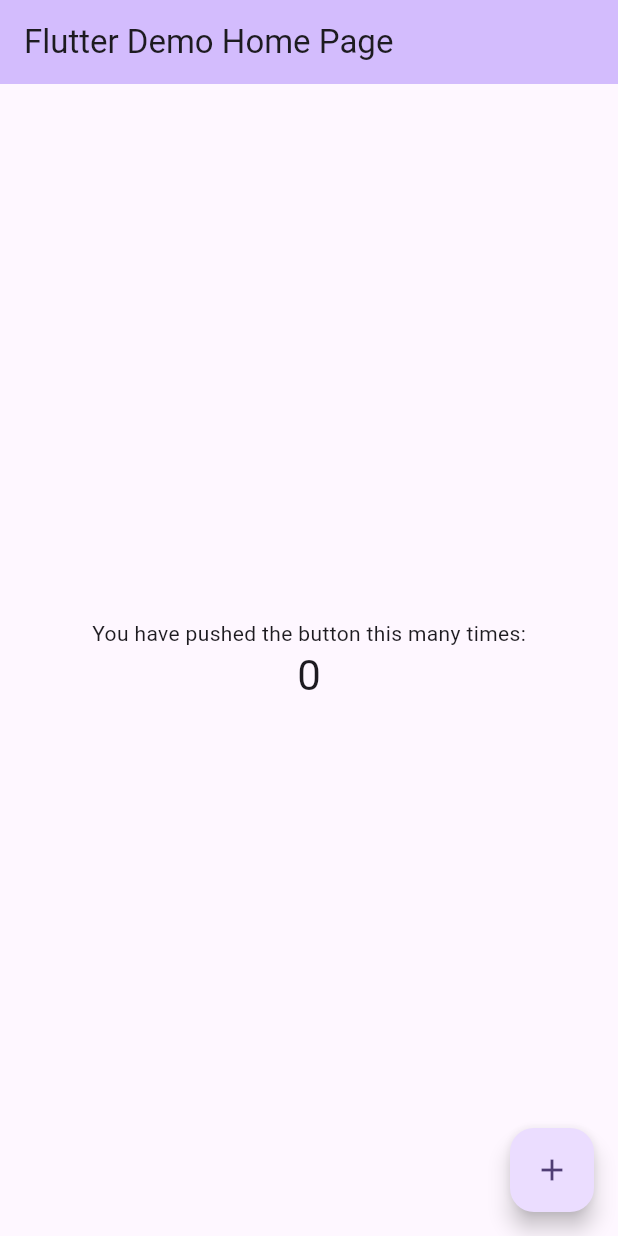
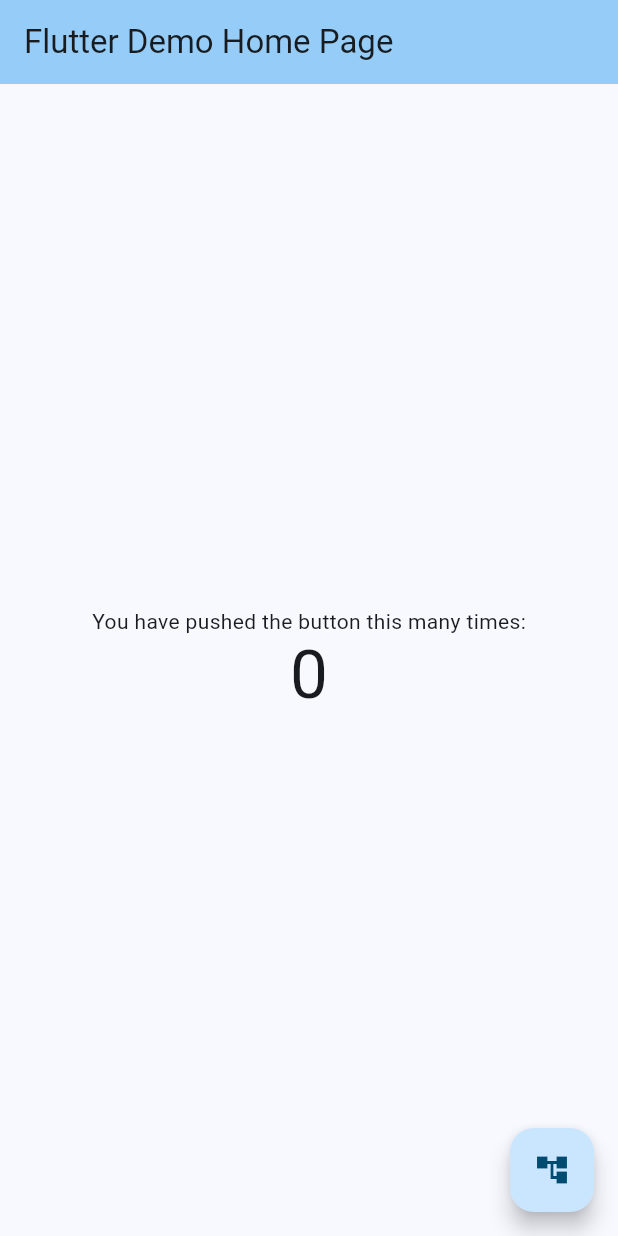
Before and after one commit to danielshindi/meuappflutter, a Flutter app: the screen it shows after launch, on a phone screen of 412 x 824 dp. Run offline on Flutter 3.47's test engine with Material 2 defaults, Android fonts, the phone set to English and light mode, and no system bars.

Commit message:
editando readme.md e main.dart

```diff
--- a/lib/main.dart
+++ b/lib/main.dart
@@ -28,8 +28,7 @@ class MyApp extends StatelessWidget {
         //
         // This works for code too, not just values: Most code changes can be
         // tested with just a hot reload.
-        colorScheme: ColorScheme.fromSeed(seedColor: Colors.deepPurple),
-        useMaterial3: true,
+        useMaterial3: true, colorScheme: ColorScheme.fromSeed(seedColor: Colors.lightBlue).copyWith(background: Colors.blueGrey),
       ),
       home: const MyHomePage(title: 'Flutter Demo Home Page'),
     );
@@ -110,7 +109,7 @@ class _MyHomePageState extends State<MyHomePage> {
             ),
             Text(
               '$_counter',
-              style: Theme.of(context).textTheme.headlineMedium,
+              style: Theme.of(context).textTheme.displayMedium,
             ),
           ],
         ),
@@ -118,7 +117,7 @@ class _MyHomePageState extends State<MyHomePage> {
       floatingActionButton: FloatingActionButton(
         onPressed: _incrementCounter,
         tooltip: 'Increment',
-        child: const Icon(Icons.add),
+        child: const Icon(Icons.account_tree),
       ), // This trailing comma makes auto-formatting nicer for build methods.
     );
   }
```
Also changed, not shown: 1 other file.
